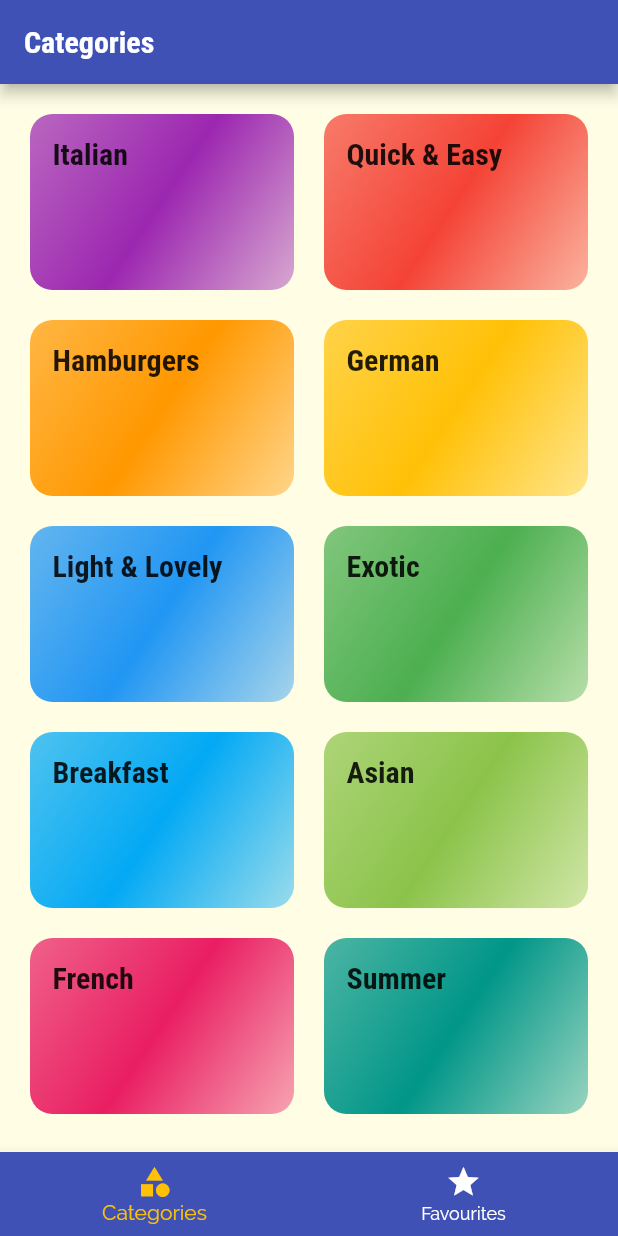
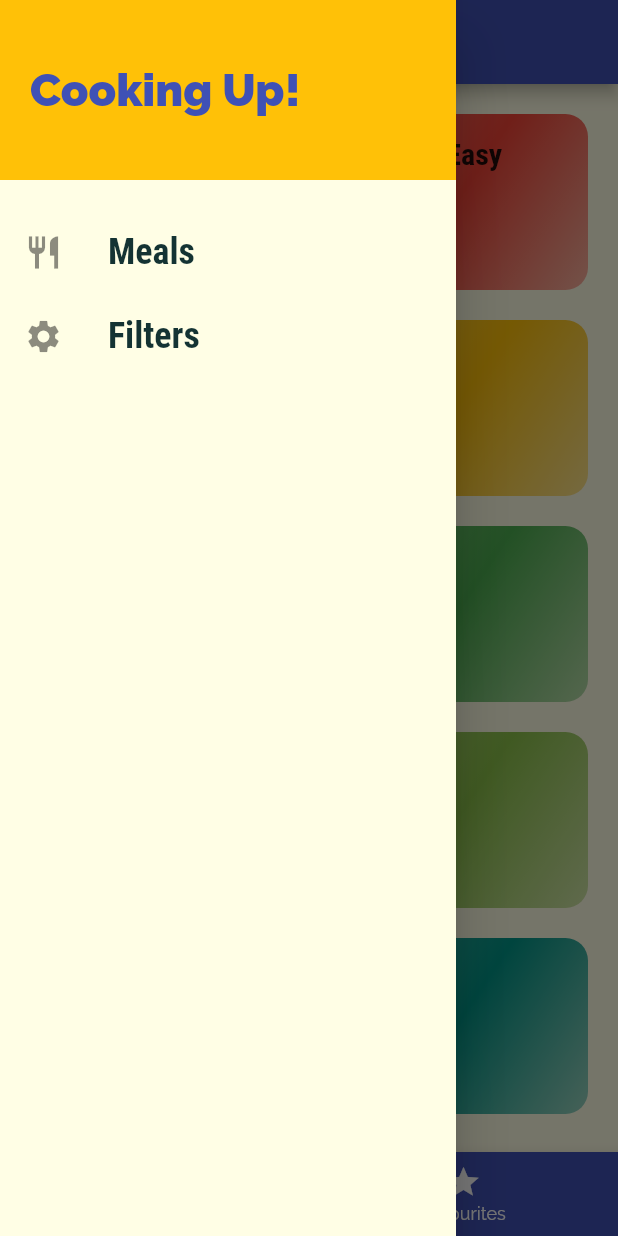
Before and after one commit to akjha96/Khana_Khao_Flutter_App, a Flutter app: the screen it shows after launch, with the side drawer open (before the commit the screen has no drawer), on a phone screen of 412 x 824 dp. Run offline on Flutter 3.47's test engine with Material 2 defaults, Android fonts, the phone set to English and light mode, and no system bars.

Commit message:
Added Side Drawer to tab screen widget

```diff
--- a/lib/screens/tabs_screen.dart
+++ b/lib/screens/tabs_screen.dart
@@ -1,6 +1,8 @@
 import 'package:flutter/material.dart';
+
 import './favourites_screen.dart';
 import './categories_screen.dart';
+import '../widgets/main_drawer.dart';
 
 class TabsScreen extends StatefulWidget {
   TabsScreen({Key? key}) : super(key: key);
@@ -35,6 +37,7 @@
       appBar: AppBar(
         title: Text(_pages[_selectedPageIndex]['title'] as String),
       ),
+      drawer: MainDrawer(),
       body: _pages[_selectedPageIndex]['page'] as Widget,
       bottomNavigationBar: BottomNavigationBar(
         onTap: _selectPage,
--- /dev/null
+++ b/lib/widgets/main_drawer.dart
@@ -0,0 +1,53 @@
+import 'package:flutter/material.dart';
+
+class MainDrawer extends StatelessWidget {
+  const MainDrawer({Key? key}) : super(key: key);
+
+  Widget buildListTile(String title, IconData icon) => ListTile(
+        leading: Icon(
+          icon,
+          size: 26,
+        ),
+        title: Text(
+          title,
+          style: TextStyle(
+              fontFamily: 'RobotoCondensed',
+              fontSize: 24,
+              fontWeight: FontWeight.bold),
+        ),
+      );
+
+  @override
+  Widget build(BuildContext context) {
+    return Drawer(
+      child: Column(
+        children: [
+          Container(
+            height: 120,
+            width: double.infinity,
+            padding: EdgeInsets.all(20),
+            alignment: Alignment.centerLeft,
+            color: Theme.of(context).colorScheme.secondary,
+            child: Text('Cooking Up!',
+                style: TextStyle(
+                  fontWeight: FontWeight.w900,
+                  fontSize: 30,
+                  color: Theme.of(context).colorScheme.primary,
+                )),
+          ),
+          SizedBox(
+            height: 20,
+          ),
+          buildListTile(
+            'Meals',
+            Icons.restaurant,
+          ),
+          buildListTile(
+            'Filters',
+            Icons.settings,
+          ),
+        ],
+      ),
+    );
+  }
+}
```
